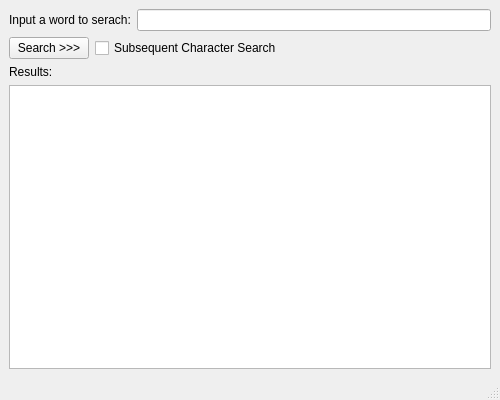
Qt form MainWindow.ui (BurnBirdX7/Dictionary) before a commit.
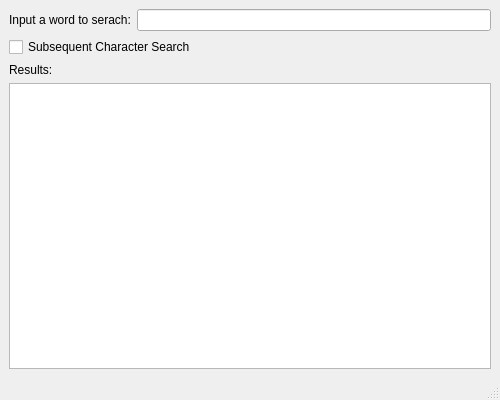
The same form after that commit.

Commit message: Search button deleted. Added some delay before starting search

Patch:
```diff
--- a/MainWindow.ui
+++ b/MainWindow.ui
@@ -31,13 +31,6 @@
     </item>
     <item>
      <layout class="QHBoxLayout" name="InputLayout">
-      <item>
-       <widget class="QPushButton" name="searchButton">
-        <property name="text">
-         <string>Search &gt;&gt;&gt;</string>
-        </property>
-       </widget>
-      </item>
       <item>
        <widget class="QCheckBox" name="subsequentCheckBox">
         <property name="text">
```
The commit also changes 6 other files.
